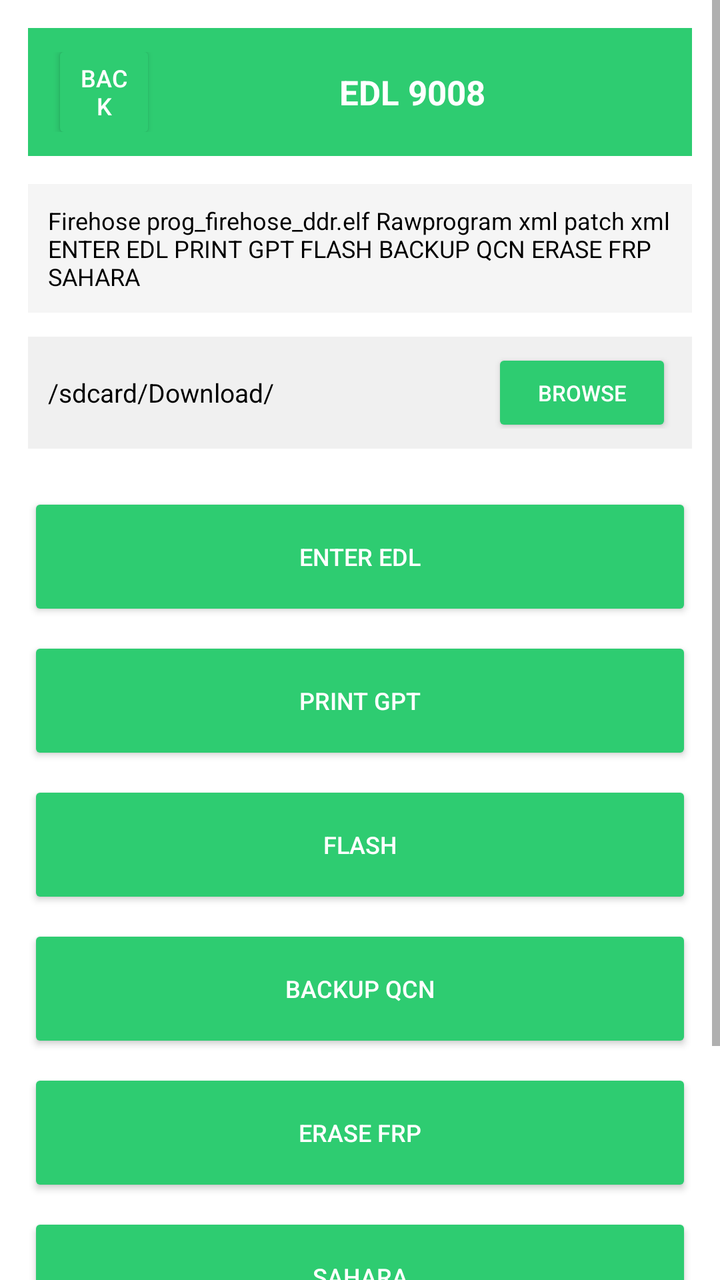
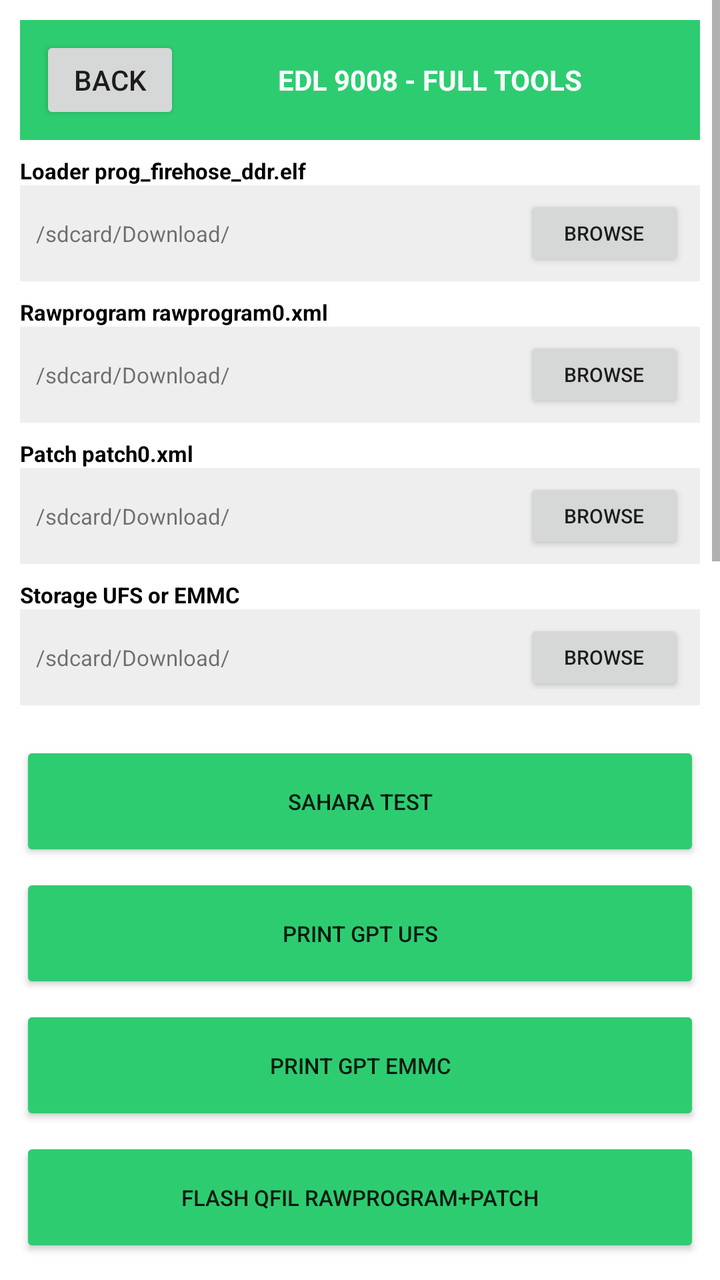

An Android layout rendered at two revisions. The XML below is the earlier revision; the diff shows what the commit changed to produce the second picture.
<!-- AndroidManifest.xml: application theme Theme.OTGFlasher -->
<!-- res/layout/activity_edl.xml -->
<?xml version="1.0" encoding="utf-8"?>
<ScrollView xmlns:android="http://schemas.android.com/apk/res/android" android:layout_width="match_parent" android:layout_height="match_parent" android:background="#FFFFFF"><LinearLayout android:orientation="vertical" android:layout_width="match_parent" android:layout_height="wrap_content" android:padding="14dp"><LinearLayout android:orientation="horizontal" android:layout_width="match_parent" android:layout_height="64dp" android:background="#2ECC71" android:gravity="center_vertical" android:padding="12dp"><Button android:id="@+id/btnBack" android:layout_width="52dp" android:layout_height="52dp" android:text="BACK" android:textColor="#FFFFFF" android:backgroundTint="#2ECC71" android:textSize="12sp"/><TextView android:layout_width="0dp" android:layout_weight="1" android:layout_height="wrap_content" android:text="EDL 9008" android:textSize="17sp" android:textStyle="bold" android:textColor="#FFFFFF" android:gravity="center"/></LinearLayout><TextView android:layout_width="match_parent" android:layout_height="wrap_content" android:text="Firehose prog_firehose_ddr.elf Rawprogram xml patch xml ENTER EDL PRINT GPT FLASH BACKUP QCN ERASE FRP SAHARA" android:textSize="12sp" android:textColor="#000000" android:layout_marginTop="14dp" android:background="#F5F5F5" android:padding="10dp"/><LinearLayout android:orientation="horizontal" android:layout_width="match_parent" android:layout_height="56dp" android:background="#F0F0F0" android:gravity="center_vertical" android:padding="10dp" android:layout_marginTop="12dp"><TextView android:id="@+id/txtFile" android:layout_width="0dp" android:layout_weight="1" android:layout_height="wrap_content" android:text="/sdcard/Download/" android:textSize="13sp" android:textColor="#000000"/><Button android:id="@+id/btnBrowse" android:layout_width="90dp" android:layout_height="44dp" android:text="BROWSE" android:textColor="#FFFFFF" android:backgroundTint="#2ECC71" android:textSize="11sp"/></LinearLayout><LinearLayout android:orientation="vertical" android:layout_width="match_parent" android:layout_height="wrap_content" android:layout_marginTop="14dp"><Button android:id="@+id/btn0" android:layout_width="match_parent" android:layout_height="64dp" android:text="ENTER EDL" android:textColor="#FFFFFF" android:backgroundTint="#2ECC71" android:textSize="12sp" android:layout_marginTop="8dp"/><Button android:id="@+id/btn1" android:layout_width="match_parent" android:layout_height="64dp" android:text="PRINT GPT" android:textColor="#FFFFFF" android:backgroundTint="#2ECC71" android:textSize="12sp" android:layout_marginTop="8dp"/><Button android:id="@+id/btn2" android:layout_width="match_parent" android:layout_height="64dp" android:text="FLASH" android:textColor="#FFFFFF" android:backgroundTint="#2ECC71" android:textSize="12sp" android:layout_marginTop="8dp"/><Button android:id="@+id/btn3" android:layout_width="match_parent" android:layout_height="64dp" android:text="BACKUP QCN" android:textColor="#FFFFFF" android:backgroundTint="#2ECC71" android:textSize="12sp" android:layout_marginTop="8dp"/><Button android:id="@+id/btn4" android:layout_width="match_parent" android:layout_height="64dp" android:text="ERASE FRP" android:textColor="#FFFFFF" android:backgroundTint="#2ECC71" android:textSize="12sp" android:layout_marginTop="8dp"/><Button android:id="@+id/btn5" android:layout_width="match_parent" android:layout_height="64dp" android:text="SAHARA" android:textColor="#FFFFFF" android:backgroundTint="#2ECC71" android:textSize="12sp" android:layout_marginTop="8dp"/></LinearLayout><ProgressBar android:id="@+id/progressBar" style="?android:attr/progressBarStyleHorizontal" android:layout_width="match_parent" android:layout_height="16dp" android:max="100" android:progress="0" android:progressTint="#2ECC71" android:layout_marginTop="16dp"/><TextView android:id="@+id/txtDetail" android:layout_width="match_parent" android:layout_height="wrap_content" android:text="Ready EDL 9008" android:textSize="12sp" android:textColor="#000000" android:layout_marginTop="6dp"/><TextView android:id="@+id/logView" android:layout_width="match_parent" android:layout_height="wrap_content" android:background="#111111" android:textColor="#00FF00" android:textSize="11sp" android:padding="10dp" android:layout_marginTop="10dp" android:text="LOG EDL 9008"/></LinearLayout></ScrollView>
<!-- resources referenced by this layout -->
<resources>
  <style name="Theme.OTGFlasher" parent="android:Theme.Material.Light.NoActionBar" />
</resources>

<!-- the commit's change to res/layout/activity_edl.xml (unified diff, before → after) -->
@@ -1,2 +1,31 @@
 <?xml version="1.0" encoding="utf-8"?>
-<ScrollView xmlns:android="http://schemas.android.com/apk/res/android" android:layout_width="match_parent" android:layout_height="match_parent" android:background="#FFFFFF"><LinearLayout android:orientation="vertical" android:layout_width="match_parent" android:layout_height="wrap_content" android:padding="14dp"><LinearLayout android:orientation="horizontal" android:layout_width="match_parent" android:layout_height="64dp" android:background="#2ECC71" android:gravity="center_vertical" android:padding="12dp"><Button android:id="@+id/btnBack" android:layout_width="52dp" android:layout_height="52dp" android:text="BACK" android:textColor="#FFFFFF" android:backgroundTint="#2ECC71" android:textSize="12sp"/><TextView android:layout_width="0dp" android:layout_weight="1" android:layout_height="wrap_content" android:text="EDL 9008" android:textSize="17sp" android:textStyle="bold" android:textColor="#FFFFFF" android:gravity="center"/></LinearLayout><TextView android:layout_width="match_parent" android:layout_height="wrap_content" android:text="Firehose prog_firehose_ddr.elf Rawprogram xml patch xml ENTER EDL PRINT GPT FLASH BACKUP QCN ERASE FRP SAHARA" android:textSize="12sp" android:textColor="#000000" android:layout_marginTop="14dp" android:background="#F5F5F5" android:padding="10dp"/><LinearLayout android:orientation="horizontal" android:layout_width="match_parent" android:layout_height="56dp" android:background="#F0F0F0" android:gravity="center_vertical" android:padding="10dp" android:layout_marginTop="12dp"><TextView android:id="@+id/txtFile" android:layout_width="0dp" android:layout_weight="1" android:layout_height="wrap_content" android:text="/sdcard/Download/" android:textSize="13sp" android:textColor="#000000"/><Button android:id="@+id/btnBrowse" android:layout_width="90dp" android:layout_height="44dp" android:text="BROWSE" android:textColor="#FFFFFF" android:backgroundTint="#2ECC71" android:textSize="11sp"/></LinearLayout><LinearLayout android:orientation="vertical" android:layout_width="match_parent" android:layout_height="wrap_content" android:layout_marginTop="14dp"><Button android:id="@+id/btn0" android:layout_width="match_parent" android:layout_height="64dp" android:text="ENTER EDL" android:textColor="#FFFFFF" android:backgroundTint="#2ECC71" android:textSize="12sp" android:layout_marginTop="8dp"/><Button android:id="@+id/btn1" android:layout_width="match_parent" android:layout_height="64dp" android:text="PRINT GPT" android:textColor="#FFFFFF" android:backgroundTint="#2ECC71" android:textSize="12sp" android:layout_marginTop="8dp"/><Button android:id="@+id/btn2" android:layout_width="match_parent" android:layout_height="64dp" android:text="FLASH" android:textColor="#FFFFFF" android:backgroundTint="#2ECC71" android:textSize="12sp" android:layout_marginTop="8dp"/><Button android:id="@+id/btn3" android:layout_width="match_parent" android:layout_height="64dp" android:text="BACKUP QCN" android:textColor="#FFFFFF" android:backgroundTint="#2ECC71" android:textSize="12sp" android:layout_marginTop="8dp"/><Button android:id="@+id/btn4" android:layout_width="match_parent" android:layout_height="64dp" android:text="ERASE FRP" android:textColor="#FFFFFF" android:backgroundTint="#2ECC71" android:textSize="12sp" android:layout_marginTop="8dp"/><Button android:id="@+id/btn5" android:layout_width="match_parent" android:layout_height="64dp" android:text="SAHARA" android:textColor="#FFFFFF" android:backgroundTint="#2ECC71" android:textSize="12sp" android:layout_marginTop="8dp"/></LinearLayout><ProgressBar android:id="@+id/progressBar" style="?android:attr/progressBarStyleHorizontal" android:layout_width="match_parent" android:layout_height="16dp" android:max="100" android:progress="0" android:progressTint="#2ECC71" android:layout_marginTop="16dp"/><TextView android:id="@+id/txtDetail" android:layout_width="match_parent" android:layout_height="wrap_content" android:text="Ready EDL 9008" android:textSize="12sp" android:textColor="#000000" android:layout_marginTop="6dp"/><TextView android:id="@+id/logView" android:layout_width="match_parent" android:layout_height="wrap_content" android:background="#111111" android:textColor="#00FF00" android:textSize="11sp" android:padding="10dp" android:layout_marginTop="10dp" android:text="LOG EDL 9008"/></LinearLayout></ScrollView>
+<ScrollView xmlns:android="http://schemas.android.com/apk/res/android" android:layout_width="match_parent" android:layout_height="match_parent" android:background="#FFFFFF">
+<LinearLayout android:orientation="vertical" android:layout_width="match_parent" android:layout_height="wrap_content" android:padding="10dp">
+<LinearLayout android:orientation="horizontal" android:layout_width="match_parent" android:layout_height="60dp" android:background="#2ECC71" android:gravity="center_vertical" android:padding="10dp"><Button android:id="@+id/btnBack" android:text="BACK" android:layout_width="70dp" android:layout_height="44dp"/><TextView android:text="EDL 9008 - FULL TOOLS" android:textSize="14sp" android:textStyle="bold" android:textColor="#FFFFFF" android:layout_width="0dp" android:layout_weight="1" android:layout_height="wrap_content" android:gravity="center"/></LinearLayout>
+<TextView android:text="Loader prog_firehose_ddr.elf" android:textSize="11sp" android:textColor="#000000" android:layout_width="match_parent" android:layout_height="wrap_content" android:layout_marginTop="8dp" android:textStyle="bold"/>
+<LinearLayout android:orientation="horizontal" android:layout_width="match_parent" android:layout_height="48dp" android:background="#EEEEEE" android:gravity="center_vertical" android:padding="8dp"><TextView android:id="@+id/txt_Loader_prog_firehose_ddr.elf" android:text="/sdcard/Download/" android:textSize="11sp" android:layout_width="0dp" android:layout_weight="1" android:layout_height="wrap_content"/><Button android:id="@+id/btn_Loader_prog_firehose_ddr.elf" android:text="BROWSE" android:layout_width="80dp" android:layout_height="38dp" android:textSize="10sp"/></LinearLayout>
+<TextView android:text="Rawprogram rawprogram0.xml" android:textSize="11sp" android:textColor="#000000" android:layout_width="match_parent" android:layout_height="wrap_content" android:layout_marginTop="8dp" android:textStyle="bold"/>
+<LinearLayout android:orientation="horizontal" android:layout_width="match_parent" android:layout_height="48dp" android:background="#EEEEEE" android:gravity="center_vertical" android:padding="8dp"><TextView android:id="@+id/txt_Rawprogram_rawprogram0.xml" android:text="/sdcard/Download/" android:textSize="11sp" android:layout_width="0dp" android:layout_weight="1" android:layout_height="wrap_content"/><Button android:id="@+id/btn_Rawprogram_rawprogram0.xml" android:text="BROWSE" android:layout_width="80dp" android:layout_height="38dp" android:textSize="10sp"/></LinearLayout>
+<TextView android:text="Patch patch0.xml" android:textSize="11sp" android:textColor="#000000" android:layout_width="match_parent" android:layout_height="wrap_content" android:layout_marginTop="8dp" android:textStyle="bold"/>
+<LinearLayout android:orientation="horizontal" android:layout_width="match_parent" android:layout_height="48dp" android:background="#EEEEEE" android:gravity="center_vertical" android:padding="8dp"><TextView android:id="@+id/txt_Patch_patch0.xml" android:text="/sdcard/Download/" android:textSize="11sp" android:layout_width="0dp" android:layout_weight="1" android:layout_height="wrap_content"/><Button android:id="@+id/btn_Patch_patch0.xml" android:text="BROWSE" android:layout_width="80dp" android:layout_height="38dp" android:textSize="10sp"/></LinearLayout>
+<TextView android:text="Storage UFS or EMMC" android:textSize="11sp" android:textColor="#000000" android:layout_width="match_parent" android:layout_height="wrap_content" android:layout_marginTop="8dp" android:textStyle="bold"/>
+<LinearLayout android:orientation="horizontal" android:layout_width="match_parent" android:layout_height="48dp" android:background="#EEEEEE" android:gravity="center_vertical" android:padding="8dp"><TextView android:id="@+id/txt_Storage_UFS_or_EMMC" android:text="/sdcard/Download/" android:textSize="11sp" android:layout_width="0dp" android:layout_weight="1" android:layout_height="wrap_content"/><Button android:id="@+id/btn_Storage_UFS_or_EMMC" android:text="BROWSE" android:layout_width="80dp" android:layout_height="38dp" android:textSize="10sp"/></LinearLayout>
+
+<LinearLayout android:orientation="vertical" android:layout_width="match_parent" android:layout_height="wrap_content" android:layout_marginTop="12dp">
+<Button android:id="@+id/btn_SAHARA_TEST" android:text="SAHARA TEST" android:layout_width="match_parent" android:layout_height="60dp" android:textSize="11sp" android:layout_marginTop="6dp" android:backgroundTint="#2ECC71"/>
+<Button android:id="@+id/btn_PRINT_GPT_UFS" android:text="PRINT GPT UFS" android:layout_width="match_parent" android:layout_height="60dp" android:textSize="11sp" android:layout_marginTop="6dp" android:backgroundTint="#2ECC71"/>
+<Button android:id="@+id/btn_PRINT_GPT_EMMC" android:text="PRINT GPT EMMC" android:layout_width="match_parent" android:layout_height="60dp" android:textSize="11sp" android:layout_marginTop="6dp" android:backgroundTint="#2ECC71"/>
+<Button android:id="@+id/btn_FLASH_QFIL_rawprogram+patch" android:text="FLASH QFIL rawprogram+patch" android:layout_width="match_parent" android:layout_height="60dp" android:textSize="11sp" android:layout_marginTop="6dp" android:backgroundTint="#2ECC71"/>
+<Button android:id="@+id/btn_READ_frp_100MB" android:text="READ frp 100MB" android:layout_width="match_parent" android:layout_height="60dp" android:textSize="11sp" android:layout_marginTop="6dp" android:backgroundTint="#2ECC71"/>
+<Button android:id="@+id/btn_ERASE_frp" android:text="ERASE frp" android:layout_width="match_parent" android:layout_height="60dp" android:textSize="11sp" android:layout_marginTop="6dp" android:backgroundTint="#2ECC71"/>
+<Button android:id="@+id/btn_ERASE_userdata" android:text="ERASE userdata" android:layout_width="match_parent" android:layout_height="60dp" android:textSize="11sp" android:layout_marginTop="6dp" android:backgroundTint="#2ECC71"/>
+<Button android:id="@+id/btn_BACKUP_QCN_modemst1_modemst2_fsg" android:text="BACKUP QCN modemst1 modemst2 fsg" android:layout_width="match_parent" android:layout_height="60dp" android:textSize="11sp" android:layout_marginTop="6dp" android:backgroundTint="#2ECC71"/>
+<Button android:id="@+id/btn_RESTORE_QCN" android:text="RESTORE QCN" android:layout_width="match_parent" android:layout_height="60dp" android:textSize="11sp" android:layout_marginTop="6dp" android:backgroundTint="#2ECC71"/>
+<Button android:id="@+id/btn_RESET_EDL_to_normal" android:text="RESET EDL to normal" android:layout_width="match_parent" android:layout_height="60dp" android:textSize="11sp" android:layout_marginTop="6dp" android:backgroundTint="#2ECC71"/>
+<Button android:id="@+id/btn_READ_full_dump" android:text="READ full dump" android:layout_width="match_parent" android:layout_height="60dp" android:textSize="11sp" android:layout_marginTop="6dp" android:backgroundTint="#2ECC71"/>
+
+</LinearLayout>
+<ProgressBar android:id="@+id/progressBar" style="?android:attr/progressBarStyleHorizontal" android:layout_width="match_parent" android:layout_height="18dp" android:max="100" android:layout_marginTop="12dp"/>
+<TextView android:id="@+id/txtDetail" android:text="Ready - Full Tools" android:textSize="11sp" android:layout_width="match_parent" android:layout_height="wrap_content" android:layout_marginTop="6dp"/>
+<TextView android:id="@+id/logView" android:text="LOG EDL 9008 - FULL" android:textSize="10sp" android:background="#111111" android:textColor="#00FF00" android:padding="8dp" android:layout_width="match_parent" android:layout_height="300dp" android:layout_marginTop="8dp"/>
+</LinearLayout></ScrollView>
